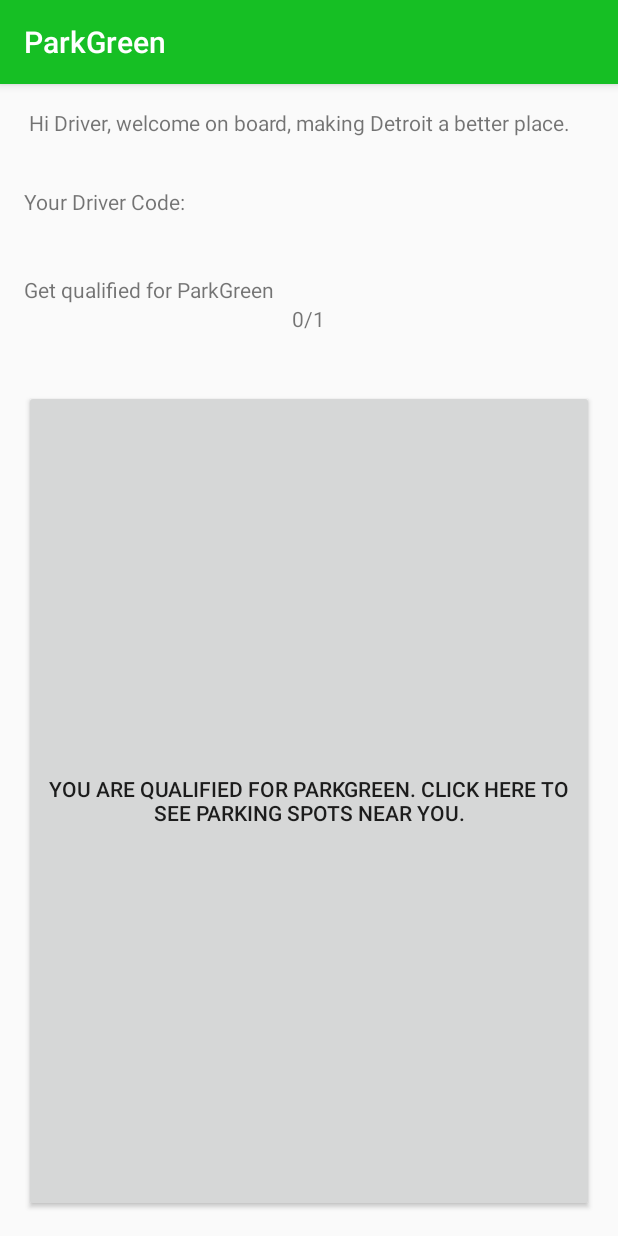
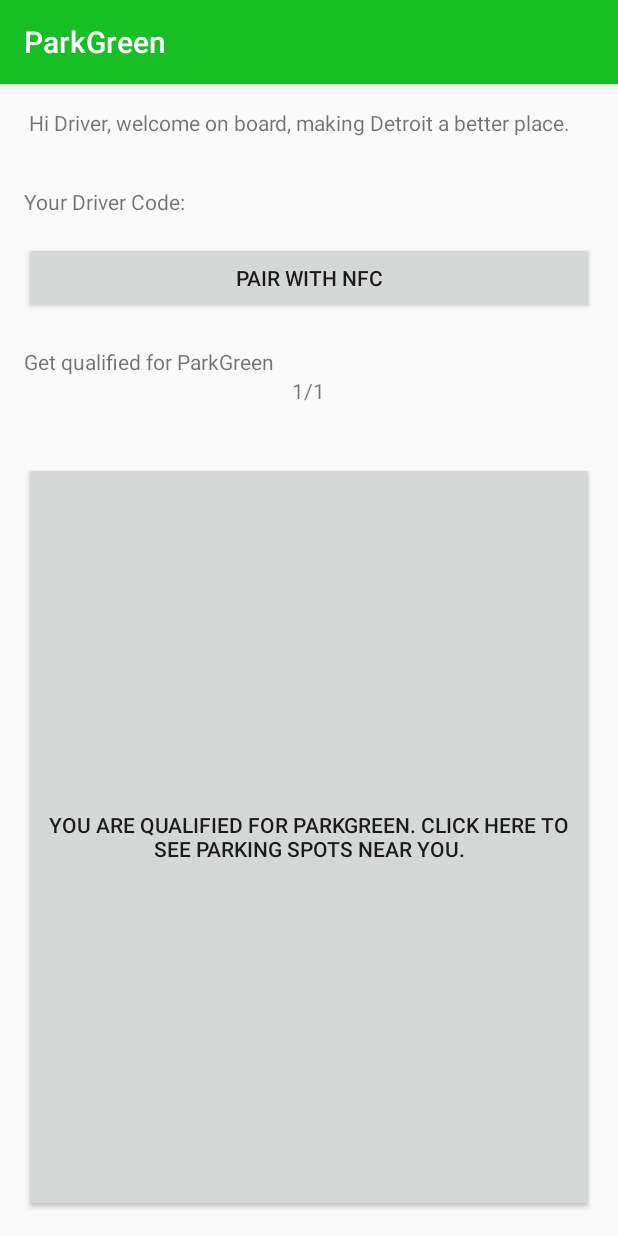
Before and after one commit to Koerner/Share2Park, an Android app: the DisplayMessageActivity screen opened directly, with no data from a screen before it, on a phone screen of 412 x 824 dp. Run offline under Robolectric (Android 15) with nearby library versions, the phone set to English and light mode, and no system bars.

Commit message:
added NFC button

```diff
--- a/ParkGreen/app/src/main/java/mhacks8/parkgreen/DisplayMessageActivity.java
+++ b/ParkGreen/app/src/main/java/mhacks8/parkgreen/DisplayMessageActivity.java
@@ -27,14 +27,21 @@ public class DisplayMessageActivity extends AppCompatActivity {
         TextView textCode = (TextView) findViewById(R.id.textView_Code);
         textCode.setText(message);
 
+        int numPassanger = 1;
         TextView textNumPassanger = (TextView) findViewById(R.id.textView_numPassanger);
-        textNumPassanger.setText("0");
+        textNumPassanger.setText(Integer.toString(numPassanger));
 
-        Button park = (Button) findViewById(R.id.button_park);
-        park.setVisibility(View.VISIBLE);
+        if(numPassanger > 0) {
+            Button park = (Button) findViewById(R.id.button_park);
+            park.setVisibility(View.VISIBLE);
+        }
 
 
 
 
     }
+
+    public void clickNFC(View view) {
+        //code goes here
+    }
 }
--- a/ParkGreen/app/src/main/res/layout/activity_display_message.xml
+++ b/ParkGreen/app/src/main/res/layout/activity_display_message.xml
@@ -50,6 +50,13 @@
                 android:textAlignment="center" />
         </LinearLayout>
 
+        <Button
+            android:text="Pair with NFC"
+            android:layout_width="match_parent"
+            android:layout_height="wrap_content"
+            android:id="@+id/button_NFC"
+            android:onClick="clickNFC"/>
+
         <Space
             android:layout_width="match_parent"
             android:layout_height="10pt" />
```
